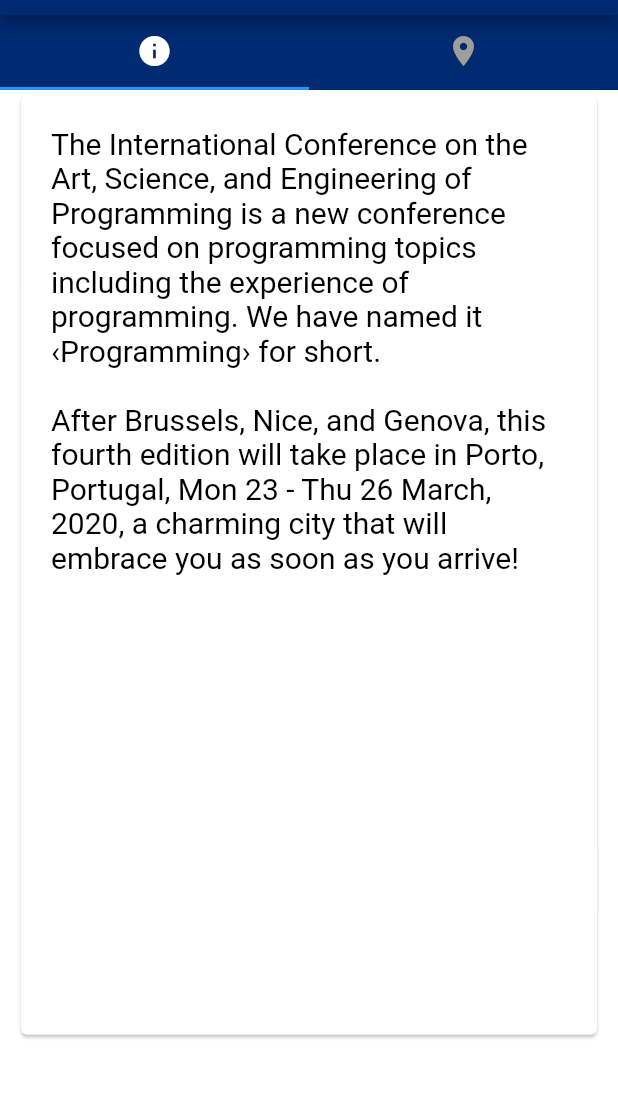
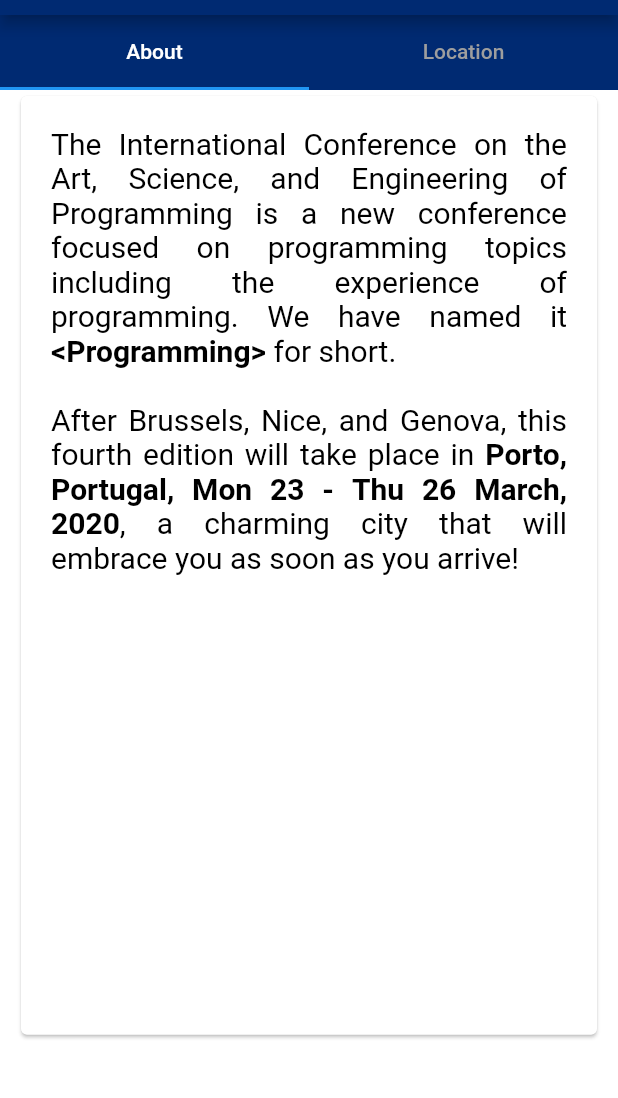
Before and after one commit to softeng-feup/open-cx-mib-refugees, a Flutter app: the Info screen opened directly, on a phone screen of 412 x 824 dp, the part 69-1167 px from its top. Run offline on Flutter 3.47's test engine with Material 2 defaults, Android fonts, the light colour scheme and no system bars; our stand-ins replace firebase_database, google_maps_flutter, percent_indicator; missing offline and left inert: grouped_buttons; accounts and stored records are empty.

Commit message:
minor corrections info

```diff
--- a/CORE/lib/screens/info.dart
+++ b/CORE/lib/screens/info.dart
@@ -3,8 +3,6 @@ import 'dart:async';
 import 'package:flutter/material.dart';
 import 'package:core/screens/Initial.dart';
 import 'package:google_maps_flutter/google_maps_flutter.dart';
-import 'package:flutter_google_maps_clusters/helpers/map_marker.dart';
-
 
 class Info extends StatefulWidget {
   @override
@@ -67,10 +65,10 @@ class _Info extends State<Info> with SingleTickerProviderStateMixin{
                   controller: _controller,
                   tabs: [
                     new Tab(
-                      icon: const Icon(Icons.info),
+                      text: 'About',
                     ),
                     new Tab(
-                      icon: const Icon(Icons.location_on),
+                      text: 'Location',
                     ),
                   ],
                 ),
@@ -86,13 +84,19 @@ class _Info extends State<Info> with SingleTickerProviderStateMixin{
                           child:  Padding(
                               padding: const EdgeInsets.all(20.0),
                               child: new RichText(
-                                  text: TextSpan(
-                                  text: 'The International Conference on the Art, Science, and Engineering of Programming is a new conference focused on programming topics including the experience of programming. We have named it ‹Programming› for short. \n\nAfter Brussels, Nice, and Genova, this fourth edition will take place in Porto, Portugal, Mon 23 - Thu 26 March, 2020, a charming city that will embrace you as soon as you arrive! ',
-                                    style: TextStyle(
+                                textAlign: TextAlign.justify,
+                                  text: new TextSpan(
+                                      style: new TextStyle(
+                                        fontSize: 20.0,
                                         color: Colors.black,
-                                        decorationStyle: TextDecorationStyle.wavy,
-                                        fontSize: 20
-                                    ),
+                                      ),
+                                    children: <TextSpan>[
+                                      new TextSpan(text: 'The International Conference on the Art, Science, and Engineering of Programming is a new conference focused on programming topics including the experience of programming. We have named it '),
+                                      new TextSpan(text: '<Programming> ', style: new TextStyle(fontWeight: FontWeight.bold)),
+                                      new TextSpan(text: 'for short. \n\nAfter Brussels, Nice, and Genova, this fourth edition will take place in '),
+                                      new TextSpan(text: 'Porto, Portugal, Mon 23 - Thu 26 March, 2020', style: new TextStyle(fontWeight: FontWeight.bold)),
+                                      new TextSpan(text: ', a charming city that will embrace you as soon as you arrive!')
+                                    ]
                                   ),
                               )
                           )
@@ -110,7 +114,7 @@ class _Info extends State<Info> with SingleTickerProviderStateMixin{
                             mapController.complete(controller);
                           },
                         ),
-                      )
+                      ),
                     ),
                   ],
                 ),
```
